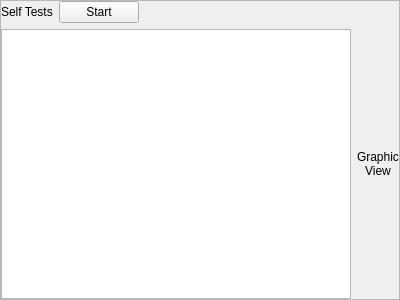
First picture: the form in apps/BlockTool/blockTool.ui, repository assignonward/aosuite, before the edit.
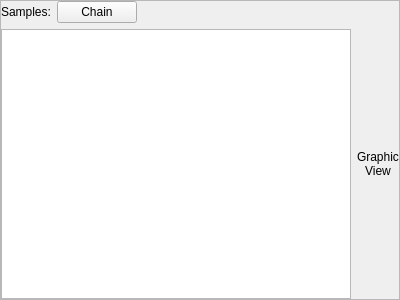
Second picture: the form after the edit. Icons and pictures are not drawn.

```diff
--- a/apps/BlockTool/blockTool.ui
+++ b/apps/BlockTool/blockTool.ui
@@ -64,14 +64,14 @@
       <item>
        <widget class="QLabel" name="label_2">
         <property name="text">
-         <string>Self Tests</string>
+         <string>Samples:</string>
         </property>
        </widget>
       </item>
       <item>
        <widget class="QPushButton" name="start">
         <property name="text">
-         <string>Start</string>
+         <string>Chain</string>
         </property>
        </widget>
       </item>
```
Left out of the diff: 2 changed lines with no effect on the pictures.
